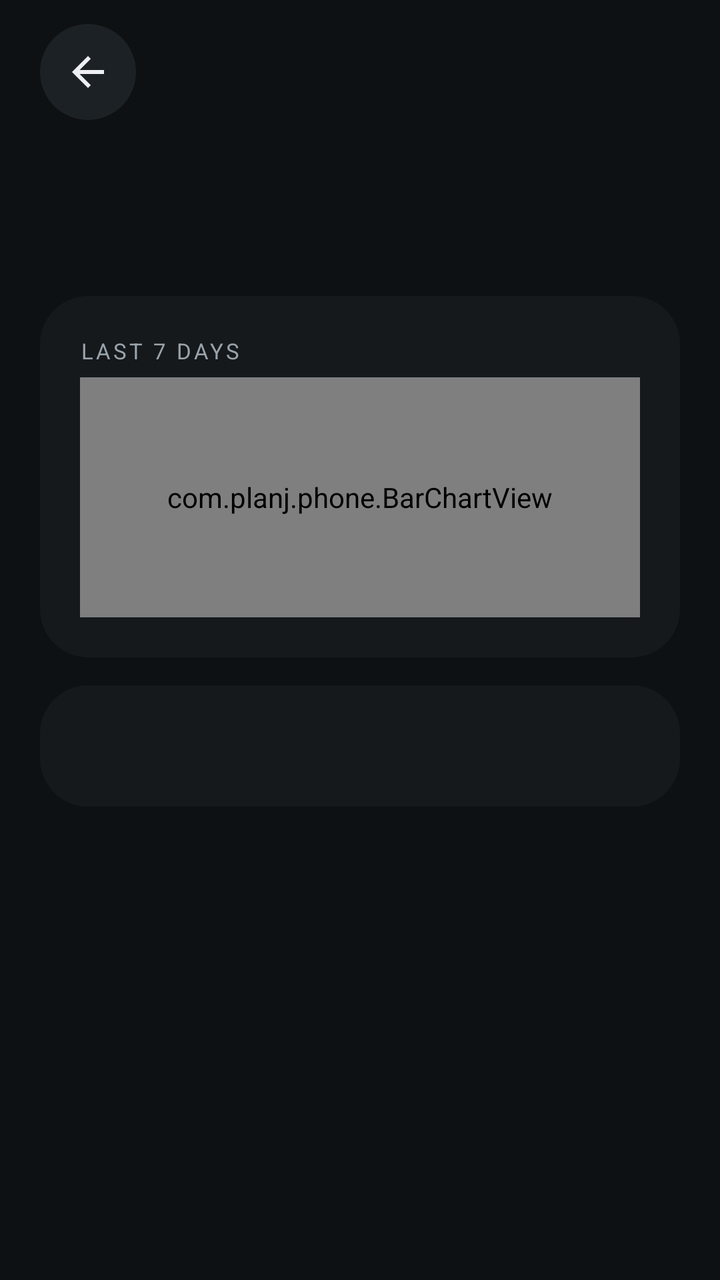
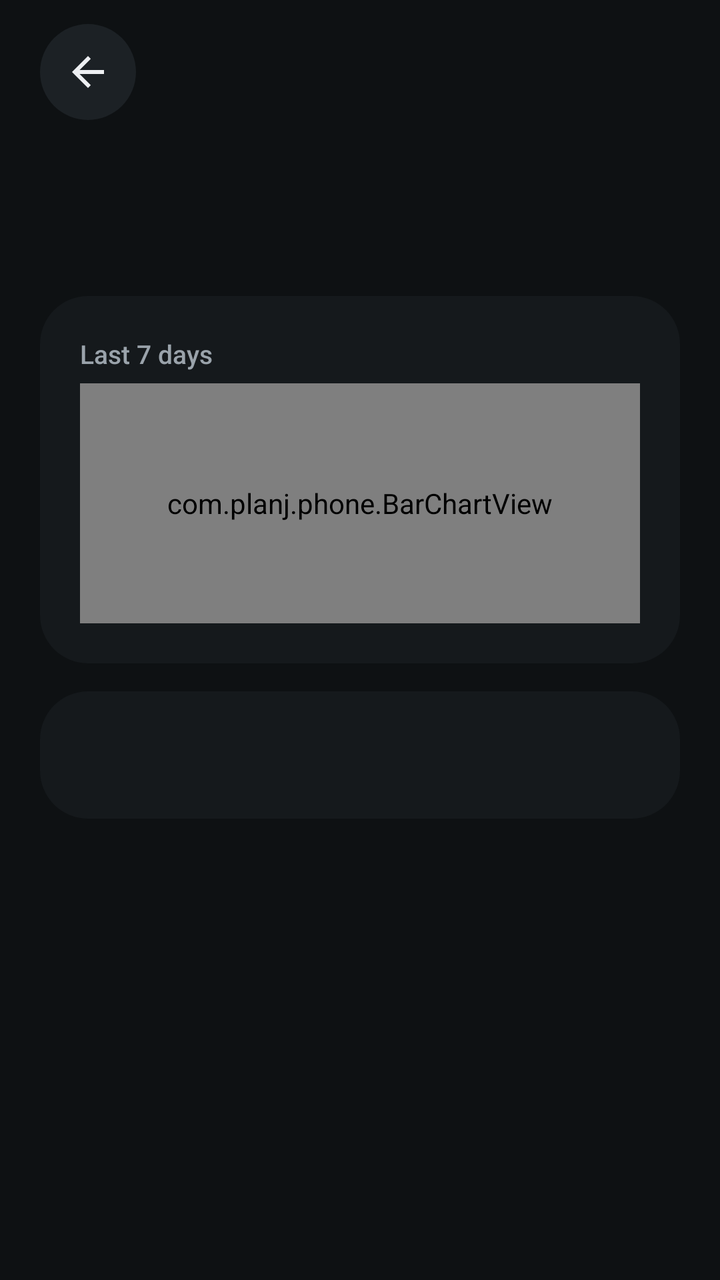

Compare the two renders of this Android layout. The source of the first and the diff that turns it into the second are given below.
<!-- AndroidManifest.xml: application theme Theme.Planj -->
<!-- res/layout/activity_app.xml -->
<?xml version="1.0" encoding="utf-8"?>
<ScrollView xmlns:android="http://schemas.android.com/apk/res/android"
    android:layout_width="match_parent"
    android:layout_height="match_parent"
    android:fitsSystemWindows="true"
    android:scrollbars="none">

    <LinearLayout
        android:layout_width="match_parent"
        android:layout_height="wrap_content"
        android:orientation="vertical"
        android:paddingHorizontal="20dp"
        android:paddingTop="12dp"
        android:paddingBottom="24dp">

        <ImageView
            android:id="@+id/back"
            style="@style/CircleButton"
            android:contentDescription="Back"
            android:src="@drawable/ic_back" />

        <LinearLayout
            android:layout_width="match_parent"
            android:layout_height="wrap_content"
            android:layout_marginTop="12dp"
            android:gravity="center_vertical"
            android:orientation="horizontal">

            <ImageView
                android:id="@+id/icon"
                android:layout_width="56dp"
                android:layout_height="56dp"
                android:layout_marginEnd="16dp"
                android:contentDescription="@null" />

            <LinearLayout
                android:layout_width="0dp"
                android:layout_height="wrap_content"
                android:layout_weight="1"
                android:orientation="vertical">

                <TextView
                    android:id="@+id/title"
                    style="@style/Display.M" />

                <TextView
                    android:id="@+id/subtitle"
                    android:layout_width="match_parent"
                    android:layout_height="wrap_content"
                    android:layout_marginTop="2dp"
                    android:textColor="@color/muted"
                    android:textSize="13sp" />
            </LinearLayout>
        </LinearLayout>

        <LinearLayout
            android:layout_width="match_parent"
            android:layout_height="wrap_content"
            android:layout_marginTop="20dp"
            android:background="@drawable/card_bg"
            android:orientation="vertical"
            android:padding="20dp">

            <TextView
                android:layout_width="wrap_content"
                android:layout_height="wrap_content"
                android:letterSpacing="0.12"
                android:text="LAST 7 DAYS"
                android:textColor="@color/muted"
                android:textSize="11sp" />

            <com.planj.phone.BarChartView
                android:id="@+id/chart"
                android:layout_width="match_parent"
                android:layout_height="120dp"
                android:layout_marginTop="6dp" />
        </LinearLayout>

        <LinearLayout
            android:layout_width="match_parent"
            android:layout_height="wrap_content"
            android:layout_marginTop="14dp"
            android:background="@drawable/card_bg"
            android:orientation="vertical"
            android:padding="20dp">

            <TextView
                android:id="@+id/sessions_title"
                android:layout_width="wrap_content"
                android:layout_height="wrap_content"
                android:letterSpacing="0.12"
                android:textColor="@color/muted"
                android:textSize="11sp" />

            <LinearLayout
                android:id="@+id/sessions"
                android:layout_width="match_parent"
                android:layout_height="wrap_content"
                android:layout_marginTop="6dp"
                android:orientation="vertical" />
        </LinearLayout>
    </LinearLayout>
</ScrollView>
<!-- resources referenced by this layout -->
<resources>
  <color name="muted">#9AA3AB</color>
  <!-- drawable card_bg (drawable) -->
  <?xml version="1.0" encoding="utf-8"?>
  <shape xmlns:android="http://schemas.android.com/apk/res/android" android:shape="rectangle">
      <solid android:color="@color/surface" />
      <corners android:radius="24dp" />
  </shape>
  <!-- drawable ic_back (drawable) -->
  <?xml version="1.0" encoding="utf-8"?>
  <vector xmlns:android="http://schemas.android.com/apk/res/android" android:width="24dp" android:height="24dp" android:viewportWidth="24" android:viewportHeight="24">
      <path android:fillColor="#FFFFFFFF" android:pathData="M20,11H7.8l5.6,-5.6L12,4l-8,8 8,8 1.4,-1.4L7.8,13H20v-2z" />
  </vector>
  <style name="CircleButton" parent="">
          <item name="android:layout_width">48dp</item>
          <item name="android:layout_height">48dp</item>
          <item name="android:background">@drawable/btn_circle</item>
          <item name="android:padding">12dp</item>
          <item name="android:scaleType">fitCenter</item>
          <item name="android:tint">@color/text</item>
      </style>
  <style name="Display.M">
          <item name="android:textSize">26sp</item>
      </style>
  <style name="Theme.Planj" parent="@android:style/Theme.Material.NoActionBar">
          <item name="android:windowBackground">@color/bg</item>
          <item name="android:colorAccent">@color/accent</item>
          <item name="android:statusBarColor">@color/bg</item>
          <item name="android:navigationBarColor">@color/bg</item>
          <item name="android:textColorPrimary">@color/text</item>
          <item name="android:textColorSecondary">@color/muted</item>
          <item name="android:textColorHint">@color/muted</item>
          <item name="android:windowAnimationStyle">@style/PageTransitions</item>
      </style>
  <color name="surface">#15191C</color>
  <!-- drawable btn_circle (drawable) -->
  <?xml version="1.0" encoding="utf-8"?>
  <ripple xmlns:android="http://schemas.android.com/apk/res/android" android:color="@color/ripple">
      <item>
          <shape android:shape="oval">
              <solid android:color="@color/surface_alt" />
          </shape>
      </item>
  </ripple>
  <color name="text">#EDEFF2</color>
  <color name="bg">#0E1113</color>
  <color name="accent">#2EC4B6</color>
  <style name="PageTransitions" parent="@android:style/Animation.Activity">
          <item name="android:activityOpenEnterAnimation">@anim/slide_in_right</item>
          <item name="android:activityOpenExitAnimation">@anim/slide_out_left</item>
          <item name="android:activityCloseEnterAnimation">@anim/slide_in_left</item>
          <item name="android:activityCloseExitAnimation">@anim/slide_out_right</item>
      </style>
  <color name="ripple">#22FFFFFF</color>
  <color name="surface_alt">#1C2125</color>
</resources>

<!-- the commit's change to res/layout/activity_app.xml (unified diff, before → after) -->
@@ -64,10 +64,10 @@
             <TextView
                 android:layout_width="wrap_content"
                 android:layout_height="wrap_content"
-                android:letterSpacing="0.12"
-                android:text="LAST 7 DAYS"
+                android:fontFamily="sans-serif-medium"
+                android:text="Last 7 days"
                 android:textColor="@color/muted"
-                android:textSize="11sp" />
+                android:textSize="13sp" />
 
             <com.planj.phone.BarChartView
                 android:id="@+id/chart"
@@ -88,9 +88,9 @@
                 android:id="@+id/sessions_title"
                 android:layout_width="wrap_content"
                 android:layout_height="wrap_content"
-                android:letterSpacing="0.12"
+                android:fontFamily="sans-serif-medium"
                 android:textColor="@color/muted"
-                android:textSize="11sp" />
+                android:textSize="13sp" />
 
             <LinearLayout
                 android:id="@+id/sessions"
<!-- resource entries referenced after the edit -->
@@ -21,7 +21,7 @@
           <item name="android:tint">@color/text</item>
       </style>
   <style name="Display.M">
-          <item name="android:textSize">26sp</item>
+          <item name="android:textSize">24sp</item>
       </style>
   <style name="Theme.Planj" parent="@android:style/Theme.Material.NoActionBar">
           <item name="android:windowBackground">@color/bg</item>
